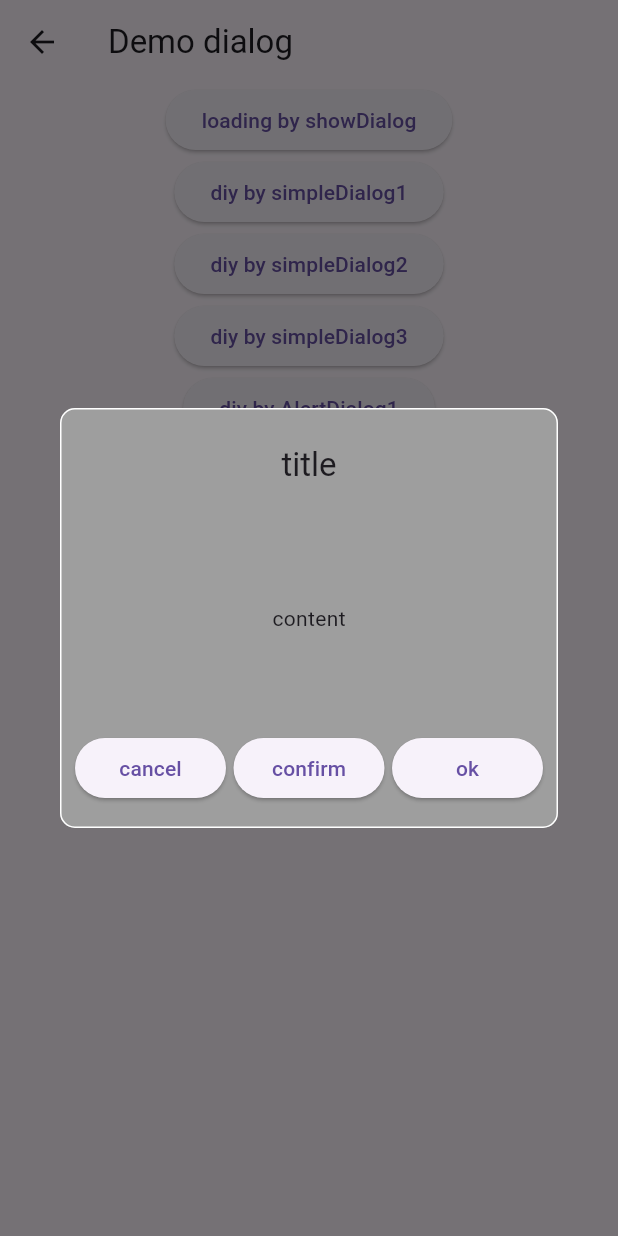
After one commit to listen2code/FlutterGalleryNext, a Flutter app: the DemoDialog screen opened by its route, after a tap on "diy by simpleDialog3", on a phone screen of 412 x 824 dp. The commit adds this screen. Run offline on Flutter 3.47's test engine with Material 3 defaults, Android fonts, the phone set to English and light mode, and no system bars; our stand-ins replace cached_network_image, shared_preferences, sqflite; missing offline and left inert: flutter_base; accounts and stored records are empty.

Commit message:
[add]: demo dialog

```diff
--- /dev/null
+++ b/lib/demos/loading/demo_dialog.dart
@@ -0,0 +1,318 @@
+import 'package:flutter/cupertino.dart';
+import 'package:flutter/material.dart';
+import 'package:flutter/widgets.dart';
+
+class DemoDialog extends StatefulWidget {
+  const DemoDialog({Key? key}) : super(key: key);
+
+  @override
+  State<DemoDialog> createState() => _DemoDialogState();
+}
+
+class _DemoDialogState extends State<DemoDialog> {
+  @override
+  void initState() {
+    super.initState();
+    // WidgetsBinding.instance.addPostFrameCallback((timeStamp) {
+    //   showDialog(context: context, builder: (BuildContext context){
+    //     return Center(
+    //       child: CircularProgressIndicator(color: Colors.white,),
+    //     );
+    //   });
+    //   Future.delayed(const Duration(seconds: 1), (){
+    //     Navigator.of(context).pop();
+    //   });
+    // });
+  }
+
+  @override
+  Widget build(BuildContext context) {
+    return Scaffold(
+      appBar: AppBar(
+        title: const Text('Demo dialog'),
+      ),
+      body: Center(
+        child: Column(
+          mainAxisAlignment: MainAxisAlignment.start,
+          children: [
+            ElevatedButton(
+                onPressed: () {
+                  Future dialogFuture = showDialog(
+                      context: context,
+                      builder: (BuildContext context) {
+                        return Center(
+                          child: CircularProgressIndicator(
+                            color: Colors.white,
+                          ),
+                        );
+                      });
+                  print("dialogFuture=${dialogFuture}");
+                  Future.delayed(const Duration(seconds: 1), () {
+                    Navigator.of(context).pop();
+                  });
+                },
+                child: Text("loading by showDialog")),
+            ElevatedButton(
+                onPressed: () {
+                  showDialog(
+                      context: context,
+                      builder: (BuildContext context) {
+                        return SimpleDialog(
+                          backgroundColor: Colors.grey,
+                          title: Center(child: Text("title")),
+                          shape: RoundedRectangleBorder(
+                              borderRadius: BorderRadius.circular(10.0),
+                              side: const BorderSide(
+                                  width: 1, color: Colors.white)),
+                          children: [
+                            Container(
+                              width: 200,
+                              height: 200,
+                              child: Column(
+                                children: [
+                                  Expanded(
+                                      child: Container(
+                                    child: Center(child: Text("content")),
+                                  )),
+                                  Row(
+                                    mainAxisAlignment:
+                                        MainAxisAlignment.spaceBetween,
+                                    children: [
+                                      SizedBox(width: 5),
+                                      ElevatedButton(
+                                          onPressed: () {},
+                                          child: Text("cancel")),
+                                      SizedBox(width: 5),
+                                      ElevatedButton(
+                                          onPressed: () {},
+                                          child: Text("confirm")),
+                                      SizedBox(width: 5),
+                                      ElevatedButton(
+                                          onPressed: () {
+                                            Navigator.of(context).pop();
+                                          },
+                                          child: Text("ok")),
+                                      SizedBox(width: 5),
+                                    ],
+                                  )
+                                ],
+                              ),
+                            )
+                          ],
+                        );
+                      });
+                },
+                child: Text("diy by simpleDialog1")),
+            ElevatedButton(
+                onPressed: () {
+                  showDialog(
+                      barrierDismissible: false,
+                      context: context,
+                      builder: (BuildContext context) {
+                        return SimpleDialog(
+                          backgroundColor: Colors.grey,
+                          title: Center(child: Text("title")),
+                          shape: RoundedRectangleBorder(
+                              borderRadius: BorderRadius.circular(10.0),
+                              side: const BorderSide(
+                                  width: 1, color: Colors.white)),
+                          children: [
+                            Container(
+                              width: 200,
+                              height: 200,
+                              child: Column(
+                                children: [
+                                  Expanded(
+                                      child: Container(
+                                    child: Center(child: Text("content")),
+                                  )),
+                                  Row(
+                                    mainAxisAlignment:
+                                        MainAxisAlignment.spaceBetween,
+                                    children: [
+                                      SizedBox(width: 10),
+                                      Expanded(
+                                          child: ElevatedButton(
+                                              onPressed: () {},
+                                              child: Text("cancel"))),
+                                      SizedBox(width: 5),
+                                      Expanded(
+                                          child: ElevatedButton(
+                                              onPressed: () {
+                                                Navigator.of(context).pop();
+                                              },
+                                              child: Text("ok"))),
+                                      SizedBox(width: 10),
+                                    ],
+                                  )
+                                ],
+                              ),
+                            )
+                          ],
+                        );
+                      });
+                },
+                child: Text("diy by simpleDialog2")),
+            ElevatedButton(
+                onPressed: () {
+                  showDialog(
+                      context: context,
+                      builder: (BuildContext context) {
+                        return SimpleDialog(
+                          backgroundColor: Colors.grey,
+                          title: Center(child: Text("title")),
+                          shape: RoundedRectangleBorder(
+                              borderRadius: BorderRadius.circular(10.0),
+                              side: const BorderSide(
+                                  width: 1, color: Colors.white)),
+                          children: [
+                            Container(
+                              width: 300,
+                              height: 200,
+                              child: Column(
+                                children: [
+                                  Expanded(
+                                      child: Container(
+                                    child: Center(child: Text("content")),
+                                  )),
+                                  Row(
+                                    mainAxisAlignment:
+                                        MainAxisAlignment.spaceBetween,
+                                    children: [
+                                      SizedBox(width: 10),
+                                      Expanded(
+                                          child: ElevatedButton(
+                                              onPressed: () {},
+                                              child: Text("cancel"))),
+                                      SizedBox(width: 5),
+                                      Expanded(
+                                          child: ElevatedButton(
+                                              onPressed: () {},
+                                              child: Text("confirm"))),
+                                      SizedBox(width: 5),
+                                      Expanded(
+                                          child: ElevatedButton(
+                                              onPressed: () {
+                                                Navigator.of(context).pop();
+                                              },
+                                              child: Text("ok"))),
+                                      SizedBox(width: 10),
+                                    ],
+                                  )
+                                ],
+                              ),
+                            )
+                          ],
+                        );
+                      });
+                },
+                child: Text("diy by simpleDialog3")),
+            ElevatedButton(
+                onPressed: () {
+                  showDialog(
+                      context: context,
+                      builder: (BuildContext context) {
+                        return AlertDialog(
+                          title: const Center(
+                              child: Text(
+                                  "titletitletitletitletitletitletitletitletitletitletitletitle")),
+                          content: const SizedBox(
+                            height: 100,
+                            width: 100,
+                            child: Align(
+                              alignment: Alignment.topCenter,
+                              child: Text(
+                                  "contentcontentcontentcontentcontentcontentcontentcontentcontentconten"),
+                            ),
+                          ),
+                          actions: [
+                            Center(
+                              child: SizedBox(
+                                width: 100,
+                                child: ElevatedButton(
+                                    onPressed: () {
+                                      Navigator.of(context).pop();
+                                    },
+                                    child: Text("ok")),
+                              ),
+                            ),
+                          ],
+                        );
+                      });
+                },
+                child: Text("diy by AlertDialog1")),
+            ElevatedButton(
+                onPressed: () {
+                  showDialog(
+                      context: context,
+                      builder: (BuildContext context) {
+                        return AlertDialog(
+                          title: const Center(child: Text("title")),
+                          content: const SizedBox(
+                            height: 100,
+                            child: Align(
+                              alignment: Alignment.topCenter,
+                              child: Text("content"),
+                            ),
+                          ),
+                          actions: [
+                            Row(
+                              mainAxisAlignment: MainAxisAlignment.spaceBetween,
+                              children: [
+                                ElevatedButton(
+                                    onPressed: () {}, child: Text("cancel")),
+                                ElevatedButton(
+                                    onPressed: () {
+                                      Navigator.of(context).pop();
+                                    },
+                                    child: Text("ok")),
+                              ],
+                            )
+                          ],
+                        );
+                      });
+                },
+                child: Text("diy by AlertDialog2")),
+            ElevatedButton(
+                onPressed: () {
+                  showDialog(
+                      context: context,
+                      builder: (BuildContext context) {
+                        return AlertDialog(
+                          title: const Center(child: Text("title")),
+                          content: const SizedBox(
+                            height: 100,
+                            width: 100,
+                            child: Align(
+                              alignment: Alignment.topCenter,
+                              child: Text("content"),
+                            ),
+                          ),
+                          actions: [
+                            Row(
+                              mainAxisAlignment: MainAxisAlignment.spaceBetween,
+                              children: [
+                                ElevatedButton(
+                                    onPressed: () {}, child: Text("cancel")),
+                                SizedBox(width: 10),
+                                ElevatedButton(
+                                    onPressed: () {}, child: Text("confirm")),
+                                SizedBox(width: 10),
+                                ElevatedButton(
+                                    onPressed: () {
+                                      Navigator.of(context).pop();
+                                    },
+                                    child: Text("ok")),
+                              ],
+                            )
+                          ],
+                        );
+                      });
+                },
+                child: Text("diy by AlertDialog3")),
+          ],
+        ),
+      ),
+    );
+  }
+}
--- a/lib/main.dart
+++ b/lib/main.dart
@@ -24,6 +24,7 @@ import 'package:flutter_gallery_next/demos/list/demo_list_long.dart';
 import 'package:flutter_gallery_next/demos/list/demo_list_refresh.dart';
 import 'package:flutter_gallery_next/demos/list/demo_list_silver_bar.dart';
 import 'package:flutter_gallery_next/demos/list/demo_list_silver_header.dart';
+import 'package:flutter_gallery_next/demos/loading/demo_dialog.dart';
 import 'package:flutter_gallery_next/demos/nav/demo_nav_hero.dart';
 import 'package:flutter_gallery_next/demos/net/demo_net_async.dart';
 import 'package:flutter_gallery_next/demos/net/demo_net_basic.dart';
@@ -128,6 +129,9 @@ class _MyHomePageState extends State<MyHomePage> {
 
 
 Map<String, WidgetBuilder> routers = {
+  "demo dialog": (context) {
+    return const DemoDialog();
+  },
   "page route": (context) {
     return const DemoPageRoute();
   },
```
